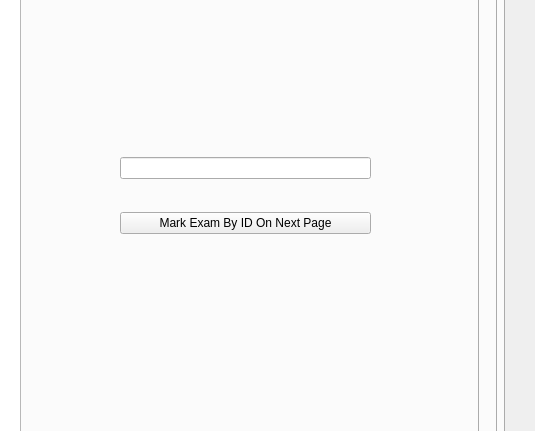
applet199/OOPCourseWorkTwo, file GUI/TeacherGUIQtDesigner.ui: the form before one commit; both pictures show x 596 to 1131 and y 178 to 609 of the 1131 by 857 pixel window.
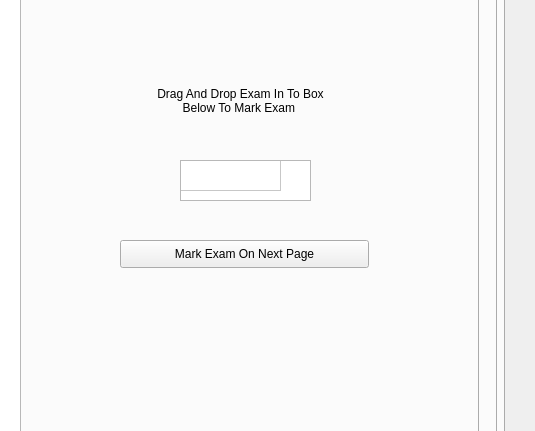
The form after the commit. The open tabs and pages were chosen to show the change.

What changed in the file:
```diff
--- a/GUI/TeacherGUIQtDesigner.ui
+++ b/GUI/TeacherGUIQtDesigner.ui
@@ -2620,43 +2620,70 @@
           <column/>
           <column/>
          </widget>
-         <widget class="QWidget" name="layoutWidget">
+         <widget class="QTableWidget" name="tableWidget_20">
+          <property name="geometry">
+           <rect>
+            <x>720</x>
+            <y>220</y>
+            <width>131</width>
+            <height>41</height>
+           </rect>
+          </property>
+          <property name="editTriggers">
+           <set>QAbstractItemView::NoEditTriggers</set>
+          </property>
+          <property name="dragDropMode">
+           <enum>QAbstractItemView::DropOnly</enum>
+          </property>
+          <property name="selectionMode">
+           <enum>QAbstractItemView::NoSelection</enum>
+          </property>
+          <property name="rowCount">
+           <number>1</number>
+          </property>
+          <property name="columnCount">
+           <number>1</number>
+          </property>
+          <attribute name="horizontalHeaderVisible">
+           <bool>false</bool>
+          </attribute>
+          <attribute name="verticalHeaderVisible">
+           <bool>false</bool>
+          </attribute>
+          <row/>
+          <column/>
+         </widget>
+         <widget class="QPushButton" name="pushButton_31">
           <property name="geometry">
            <rect>
             <x>660</x>
-            <y>190</y>
-            <width>251</width>
-            <height>131</height>
+            <y>300</y>
+            <width>249</width>
+            <height>28</height>
            </rect>
           </property>
-          <layout class="QVBoxLayout" name="verticalLayout_23">
-           <item>
-            <widget class="QLineEdit" name="lineEdit_29"/>
-           </item>
-           <item>
-            <widget class="QPushButton" name="pushButton_31">
-             <property name="text">
-              <string>Mark Exam By ID On Next Page</string>
-             </property>
-            </widget>
-           </item>
-          </layout>
+          <property name="text">
+           <string>Mark Exam On Next Page</string>
+          </property>
          </widget>
          <widget class="QLabel" name="label_72">
           <property name="geometry">
            <rect>
-            <x>650</x>
-            <y>350</y>
-            <width>261</width>
+            <x>680</x>
+            <y>120</y>
+            <width>201</width>
             <height>81</height>
            </rect>
           </property>
           <property name="text">
-           <string/>
+           <string>Drag And Drop Exam In To Box Below To Mark Exam </string>
           </property>
           <property name="alignment">
            <set>Qt::AlignCenter</set>
           </property>
+          <property name="wordWrap">
+           <bool>true</bool>
+          </property>
          </widget>
         </widget>
         <widget class="QWidget" name="tab_26">
```
Left out of the diff: 67 changed lines with no effect on the pictures.
